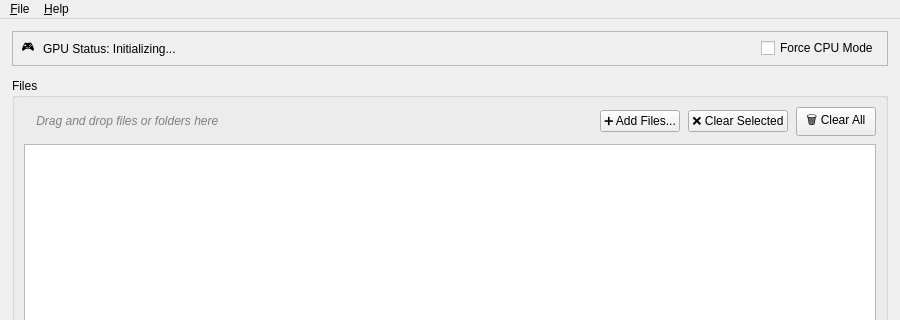
Above: gui/ui/mainwindow.ui from mite51/nvCOMP_Project before the change; both pictures show x 0 to 900 and y 0 to 320 of the 900 by 700 pixel window. Below: the same form after it.
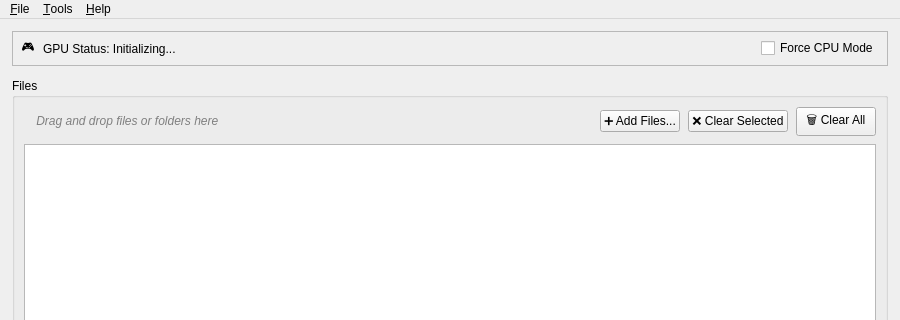
That is the form after the change. Icons and pictures are not drawn.

The edit to the form file:
```diff
--- a/gui/ui/mainwindow.ui
+++ b/gui/ui/mainwindow.ui
@@ -508,6 +508,12 @@
     <addaction name="separator"/>
     <addaction name="actionExit"/>
    </widget>
+   <widget class="QMenu" name="menuTools">
+    <property name="title">
+     <string>&amp;Tools</string>
+    </property>
+    <addaction name="actionViewArchive"/>
+   </widget>
    <widget class="QMenu" name="menuHelp">
     <property name="title">
      <string>&amp;Help</string>
@@ -515,6 +521,7 @@
     <addaction name="actionAbout"/>
    </widget>
    <addaction name="menuFile"/>
+   <addaction name="menuTools"/>
    <addaction name="menuHelp"/>
   </widget>
   <widget class="QStatusBar" name="statusbar"/>
```
Left out of the diff: 11 changed lines with no effect on the pictures.
